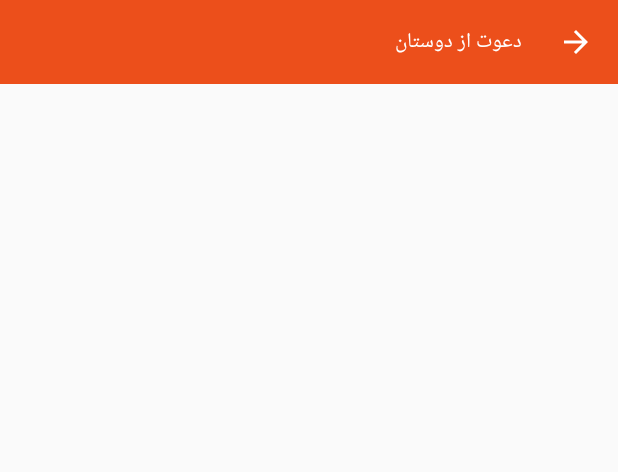
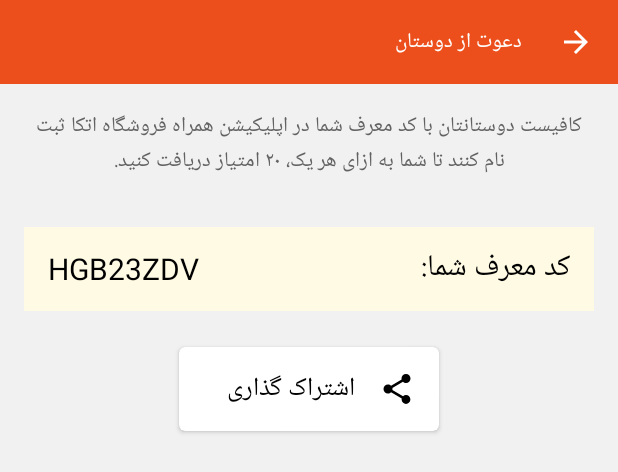
Before and after one commit to abbassabeti/EtkaV3, an Android app: the layout activity_invite_friends.xml on its own in the app's theme, with its tools: preview values and no code run, on a phone screen of 412 x 824 dp. Shown: the top 472 px of the screen. Run offline under Robolectric (Android 15) with nearby library versions, the phone set to English and light mode, and no system bars.

Commit message:
add iconTextButton and share invitation code activity

```diff
--- a/app/src/main/java/ir/etkastores/app/Activities/ProfileActivities/InviteFriendsActivity.java
+++ b/app/src/main/java/ir/etkastores/app/Activities/ProfileActivities/InviteFriendsActivity.java
@@ -3,9 +3,11 @@ package ir.etkastores.app.Activities.ProfileActivities;
 import android.app.Activity;
 import android.content.Intent;
 import android.os.Bundle;
+import android.widget.TextView;
 
 import butterknife.BindView;
 import butterknife.ButterKnife;
+import butterknife.OnClick;
 import ir.etkastores.app.Activities.BaseActivity;
 import ir.etkastores.app.R;
 import ir.etkastores.app.UI.Views.EtkaToolbar;
@@ -19,6 +21,9 @@ public class InviteFriendsActivity extends BaseActivity implements EtkaToolbar.E
 
     @BindView(R.id.toolbar)
     EtkaToolbar toolbar;
+
+    @BindView(R.id.userInvitationCode)
+    TextView invitationCode;
 
     @Override
     protected void onCreate(Bundle savedInstanceState) {
@@ -37,4 +42,10 @@ public class InviteFriendsActivity extends BaseActivity implements EtkaToolbar.E
     public void onActionClick(int actionCode) {
 
     }
+
+    @OnClick(R.id.shareButton)
+    public void onShareButtonClick(){
+        // TODO share invitation code here
+    }
+
 }
--- /dev/null
+++ b/app/src/main/java/ir/etkastores/app/UI/Views/EtkaIconTextImageButton.java
@@ -0,0 +1,81 @@
+package ir.etkastores.app.UI.Views;
+
+import android.content.Context;
+import android.content.res.TypedArray;
+import android.graphics.drawable.Drawable;
+import android.support.v4.content.ContextCompat;
+import android.support.v7.widget.AppCompatImageView;
+import android.support.v7.widget.CardView;
+import android.util.AttributeSet;
+import android.view.View;
+import android.widget.TextView;
+
+import butterknife.BindView;
+import butterknife.ButterKnife;
+import ir.etkastores.app.R;
+
+/**
+ * Created by Sajad on 10/9/17.
+ */
+
+public class EtkaIconTextImageButton extends CardView {
+
+    @BindView(R.id.buttonIcon)
+    AppCompatImageView icon;
+
+    @BindView(R.id.buttonTitle)
+    TextView title;
+
+    public EtkaIconTextImageButton(Context context) {
+        super(context);
+        init(null);
+    }
+
+    public EtkaIconTextImageButton(Context context, AttributeSet attrs) {
+        super(context, attrs);
+        init(attrs);
+    }
+
+    public EtkaIconTextImageButton(Context context, AttributeSet attrs, int defStyleAttr) {
+        super(context, attrs, defStyleAttr);
+        init(attrs);
+    }
+
+    private void init(AttributeSet attrs) {
+        View.inflate(getContext(), R.layout.view_text_icon_button, this);
+        setBackgroundResource(R.color.transparrent);
+        setCardBackgroundColor(ContextCompat.getColor(getContext(), R.color.transparrent));
+        ButterKnife.bind(this);
+        if (attrs != null) {
+            TypedArray a = getContext().getTheme().obtainStyledAttributes(attrs, R.styleable.EtkaIconTextImageButton, 0, 0);
+            setText(a.getString(R.styleable.EtkaIconTextImageButton_text));
+            setIcon(a.getResourceId(R.styleable.EtkaIconTextImageButton_icon, 0));
+            a.recycle();
+        }
+    }
+
+    public void setIcon(int resIconId) {
+        if (resIconId != 0) {
+            icon.setImageResource(resIconId);
+        }
+    }
+
+    public void setText(int resTextId) {
+        if (resTextId != 0) {
+            title.setText(resTextId);
+        }
+    }
+
+    public void setIcon(Drawable drawable) {
+        if (drawable != null) {
+            icon.setImageDrawable(drawable);
+        }
+    }
+
+    public void setText(String text) {
+        if (text != null) {
+            title.setText(text);
+        }
+    }
+
+}
--- /dev/null
+++ b/app/src/main/res/drawable/ic_share_black_24dp.xml
@@ -0,0 +1,9 @@
+<vector xmlns:android="http://schemas.android.com/apk/res/android"
+        android:width="24dp"
+        android:height="24dp"
+        android:viewportWidth="24.0"
+        android:viewportHeight="24.0">
+    <path
+        android:fillColor="#FF000000"
+        android:pathData="M18,16.08c-0.76,0 -1.44,0.3 -1.96,0.77L8.91,12.7c0.05,-0.23 0.09,-0.46 0.09,-0.7s-0.04,-0.47 -0.09,-0.7l7.05,-4.11c0.54,0.5 1.25,0.81 2.04,0.81 1.66,0 3,-1.34 3,-3s-1.34,-3 -3,-3 -3,1.34 -3,3c0,0.24 0.04,0.47 0.09,0.7L8.04,9.81C7.5,9.31 6.79,9 6,9c-1.66,0 -3,1.34 -3,3s1.34,3 3,3c0.79,0 1.5,-0.31 2.04,-0.81l7.12,4.16c-0.05,0.21 -0.08,0.43 -0.08,0.65 0,1.61 1.31,2.92 2.92,2.92 1.61,0 2.92,-1.31 2.92,-2.92s-1.31,-2.92 -2.92,-2.92z"/>
+</vector>
--- a/app/src/main/res/layout/activity_invite_friends.xml
+++ b/app/src/main/res/layout/activity_invite_friends.xml
@@ -1,13 +1,78 @@
 <?xml version="1.0" encoding="utf-8"?>
 <LinearLayout xmlns:android="http://schemas.android.com/apk/res/android"
-    android:layout_width="match_parent"
-    android:layout_height="wrap_content"
-    xmlns:app="http://schemas.android.com/apk/res-auto">
+    xmlns:app="http://schemas.android.com/apk/res-auto"
+    style="@style/commonLayoutRootStyle">
 
     <ir.etkastores.app.UI.Views.EtkaToolbar
         android:id="@+id/toolbar"
         android:layout_width="match_parent"
         android:layout_height="wrap_content"
-        app:title="@string/inviteFriends"/>
+        app:title="@string/inviteFriends" />
+
+    <ScrollView
+        android:layout_width="match_parent"
+        android:layout_height="match_parent">
+
+        <LinearLayout
+            android:layout_width="match_parent"
+            android:layout_height="wrap_content"
+            android:orientation="vertical"
+            android:padding="16dp">
+
+            <TextView
+                android:layout_width="match_parent"
+                android:layout_height="wrap_content"
+                android:gravity="center"
+                android:text="@string/inviteFriendsHeaderMessage"
+                android:textColor="@color/darkGray"
+                android:textSize="@dimen/textSizeSmall" />
+
+            <View
+                android:layout_width="match_parent"
+                android:layout_height="32dp" />
+
+            <RelativeLayout
+                android:layout_width="match_parent"
+                android:layout_height="?attr/actionBarSize"
+                android:background="@color/lightYellow"
+                android:paddingLeft="16dp"
+                android:paddingRight="16dp">
+
+                <TextView
+                    android:layout_width="wrap_content"
+                    android:layout_height="wrap_content"
+                    android:layout_alignParentRight="true"
+                    android:layout_centerVertical="true"
+                    android:text="@string/yourInvitationCode_endWithColon"
+                    android:textColor="@color/black"
+                    android:textSize="@dimen/textSizeLarge" />
+
+                <TextView
+                    android:id="@+id/userInvitationCode"
+                    android:layout_width="wrap_content"
+                    android:layout_height="wrap_content"
+                    android:layout_alignParentLeft="true"
+                    android:layout_centerVertical="true"
+                    android:text="HGB23ZDV"
+                    android:textColor="@color/black"
+                    android:textSize="@dimen/textSizeLarge" />
+
+            </RelativeLayout>
+
+            <View
+                android:layout_width="match_parent"
+                android:layout_height="16dp" />
+
+            <ir.etkastores.app.UI.Views.EtkaIconTextImageButton
+                android:id="@+id/shareButton"
+                android:layout_width="wrap_content"
+                android:layout_height="wrap_content"
+                android:layout_gravity="center_horizontal"
+                app:text="@string/sharing"
+                app:icon="@drawable/ic_share_black_24dp"/>
+
+        </LinearLayout>
+
+    </ScrollView>
 
 </LinearLayout>
--- /dev/null
+++ b/app/src/main/res/layout/view_text_icon_button.xml
@@ -0,0 +1,39 @@
+<android.support.v7.widget.CardView android:layout_width="wrap_content"
+    android:layout_height="wrap_content"
+    xmlns:app="http://schemas.android.com/apk/res-auto"
+    android:layout_gravity="center_horizontal"
+    android:layout_margin="8dp"
+    android:foreground="?attr/selectableItemBackground"
+    android:background="@color/transparrent"
+    android:paddingLeft="16dp"
+    android:paddingRight="16dp"
+    app:cardBackgroundColor="@color/white"
+    app:cardCornerRadius="4dp"
+    xmlns:android="http://schemas.android.com/apk/res/android">
+
+    <RelativeLayout
+        android:layout_width="wrap_content"
+        android:layout_height="?attr/actionBarSize"
+        android:paddingLeft="16dp"
+        android:paddingRight="16dp">
+
+        <TextView
+            android:id="@+id/buttonTitle"
+            android:layout_width="wrap_content"
+            android:layout_height="wrap_content"
+            android:layout_centerVertical="true"
+            android:paddingLeft="16dp"
+            android:paddingRight="16dp"
+            android:textColor="@color/black"
+            android:textSize="@dimen/textSizeMedium" />
+
+        <android.support.v7.widget.AppCompatImageView
+            android:id="@+id/buttonIcon"
+            android:layout_width="24dp"
+            android:layout_height="24dp"
+            android:layout_centerVertical="true"
+            android:layout_toRightOf="@id/buttonTitle" />
+
+    </RelativeLayout>
+
+</android.support.v7.widget.CardView>
--- /dev/null
+++ b/app/src/main/res/values/icon_text_button_attr.xml
@@ -0,0 +1,9 @@
+<?xml version="1.0" encoding="utf-8"?>
+<resources>
+
+    <declare-styleable name="EtkaIconTextImageButton">
+        <attr name="text" format="string" />
+        <attr name="icon" format="reference" />
+    </declare-styleable>
+
+</resources>
--- a/app/src/main/res/values/strings.xml
+++ b/app/src/main/res/values/strings.xml
@@ -47,4 +47,8 @@
     <string name="yourScore">امتیاز شما</string>
     <string name="sendNewRequest">ارسال درخواست جدید</string>
     <string name="support">پشتیبانی</string>
+    <string name="inviteFriendsHeaderMessage">کافیست دوستانتان با کد معرف شما در اپلیکیشن همراه فروشگاه اتکا ثبت نام کنند تا شما به ازای هر یک، ۲۰ امتیاز دریافت کنید.</string>
+    <string name="yourInvitationCode_endWithColon">کد معرف شما:</string>
+    <string name="sharing">اشتراک گذاری</string>
+
 </resources>
--- a/app/src/main/res/values/styles.xml
+++ b/app/src/main/res/values/styles.xml
@@ -20,6 +20,13 @@
     </style>
 
     <!--Layout styles-->
+
+    <style name="commonLayoutRootStyle">
+        <item name="android:layout_width">match_parent</item>
+        <item name="android:layout_height">match_parent</item>
+        <item name="android:background">@color/mainBackgeoundColor</item>
+        <item name="android:orientation">vertical</item>
+    </style>
 
     <style name="editTextHolderStyle">
         <item name="android:layout_height">wrap_content</item>
```
